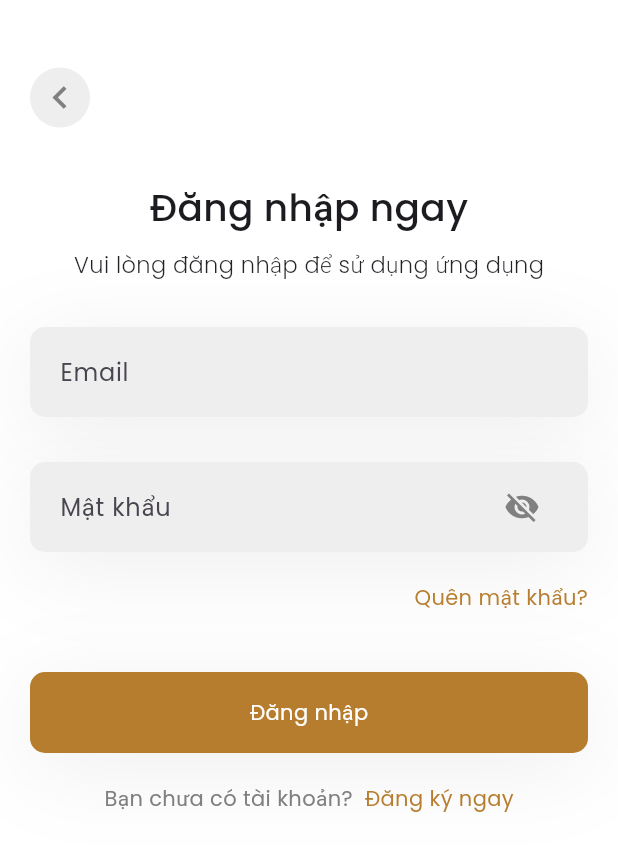
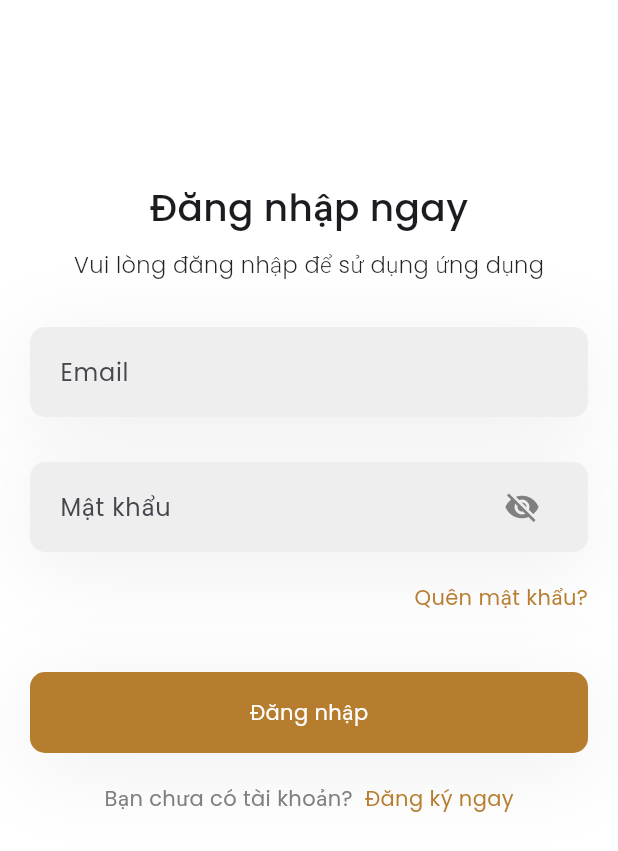
Before and after one commit to NightFury2s/smart_home_remote_app, a Flutter app: the screen it shows after launch, on a phone screen of 412 x 824 dp. Shown: the top 851 px of the screen. Run offline on Flutter 3.47's test engine with Material 3 defaults, Android fonts, the light colour scheme and no system bars; our stand-ins replace cloud_firestore, firebase_auth, firebase_core, fluttertoast, ionicons, shared_preferences; accounts and stored records are empty.

Commit message:
Add files via upload

```diff
--- a/lib/screen/Auth/Login/login_page.dart
+++ b/lib/screen/Auth/Login/login_page.dart
@@ -3,7 +3,7 @@ import 'package:flutter/material.dart';
 import 'package:shared_preferences/shared_preferences.dart';
 import 'package:IntelliHome/constants/app_colors.dart';
 import 'package:IntelliHome/global/common/toast.dart';
-import 'package:IntelliHome/screen/Auth/Register/register_page.dart';
+// import 'package:IntelliHome/screen/Auth/Register/register_page.dart';
 import 'package:IntelliHome/screen/Auth/firebase_auth_implementation/firebase_auth_services.dart';
 
 class LoginPage extends StatefulWidget {
@@ -42,33 +42,6 @@ class _LoginPageState extends State<LoginPage> {
       resizeToAvoidBottomInset: false,
       body: Stack(
         children: [
-          Positioned(
-            top: 45,
-            left: 20,
-            child: GestureDetector(
-              onTap: () {
-                Navigator.pop(
-                  context,
-                  MaterialPageRoute(
-                    builder: (context) => const RegisterPage(),
-                  ),
-                );
-              },
-              child: Container(
-                width: 40,
-                height: 40,
-                decoration: BoxDecoration(
-                  color: Colors.grey[200],
-                  shape: BoxShape.circle,
-                ),
-                child: Icon(
-                  Icons.keyboard_arrow_left,
-                  color: AppColor.grey,
-                  size: 30,
-                ),
-              ),
-            ),
-          ),
           Container(
             child: Column(
               mainAxisAlignment: MainAxisAlignment.spaceBetween,
```
